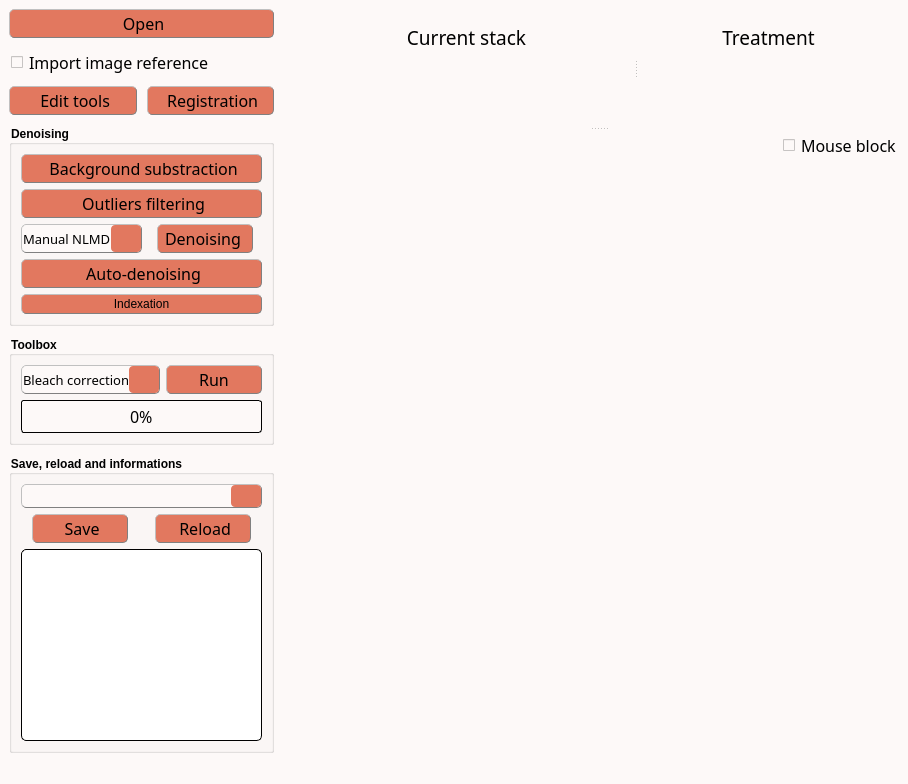
Qt form inichord/__main__.ui (Cyril-Langlois/iniCHORD) before a commit.
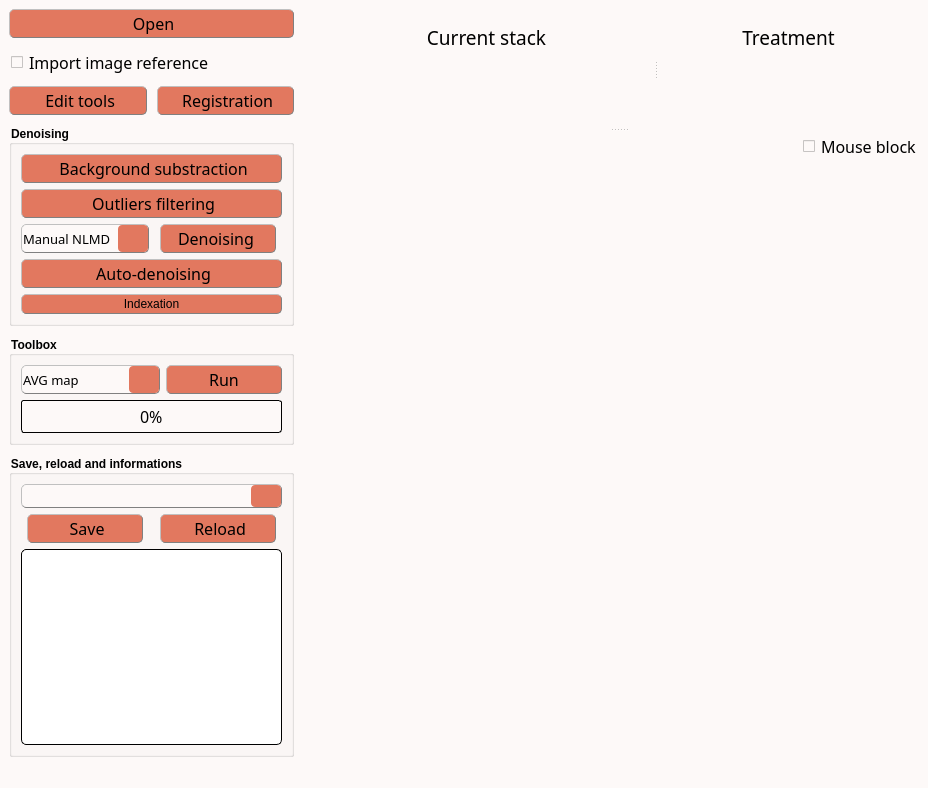
The same form after that commit. Icons and pictures are not drawn. Custom widgets are drawn as their Qt base class.

What changed in the file:
```diff
--- a/inichord/__main__.ui
+++ b/inichord/__main__.ui
@@ -9,8 +9,8 @@
    <rect>
     <x>0</x>
     <y>0</y>
-    <width>860</width>
-    <height>712</height>
+    <width>909</width>
+    <height>788</height>
    </rect>
   </property>
   <property name="sizePolicy">
@@ -225,7 +225,7 @@
             </property>
             <property name="minimumSize">
              <size>
-              <width>96</width>
+              <width>116</width>
               <height>0</height>
              </size>
             </property>
@@ -304,7 +304,7 @@
             </property>
             <property name="minimumSize">
              <size>
-              <width>96</width>
+              <width>116</width>
               <height>0</height>
              </size>
             </property>
@@ -342,7 +342,7 @@
             </property>
             <property name="minimumSize">
              <size>
-              <width>96</width>
+              <width>116</width>
               <height>0</height>
              </size>
             </property>
@@ -394,7 +394,7 @@
              </property>
              <property name="minimumSize">
               <size>
-               <width>96</width>
+               <width>116</width>
                <height>0</height>
               </size>
              </property>
@@ -432,7 +432,7 @@
              </property>
              <property name="minimumSize">
               <size>
-               <width>96</width>
+               <width>116</width>
                <height>0</height>
               </size>
              </property>
@@ -515,7 +515,7 @@
                </property>
                <property name="minimumSize">
                 <size>
-                 <width>96</width>
+                 <width>116</width>
                  <height>0</height>
                 </size>
                </property>
@@ -555,7 +555,7 @@
              </property>
              <property name="minimumSize">
               <size>
-               <width>96</width>
+               <width>116</width>
                <height>0</height>
               </size>
              </property>
@@ -633,7 +633,12 @@
                </property>
                <item>
                 <property name="text">
-                 <string>Bleach correction</string>
+                 <string>AVG map</string>
+                </property>
+               </item>
+               <item>
+                <property name="text">
+                 <string>MED map</string>
                 </property>
                </item>
                <item>
@@ -703,7 +708,7 @@
                </property>
                <property name="minimumSize">
                 <size>
-                 <width>96</width>
+                 <width>116</width>
                  <height>0</height>
                 </size>
                </property>
@@ -783,7 +788,7 @@
              </property>
              <property name="minimumSize">
               <size>
-               <width>79</width>
+               <width>94</width>
                <height>0</height>
               </size>
              </property>
@@ -834,7 +839,7 @@
                </property>
                <property name="minimumSize">
                 <size>
-                 <width>96</width>
+                 <width>116</width>
                  <height>0</height>
                 </size>
                </property>
@@ -872,7 +877,7 @@
                </property>
                <property name="minimumSize">
                 <size>
-                 <width>96</width>
+                 <width>116</width>
                  <height>0</height>
                 </size>
                </property>
```
Left out of the diff: 9 changed lines with no effect on the pictures.
